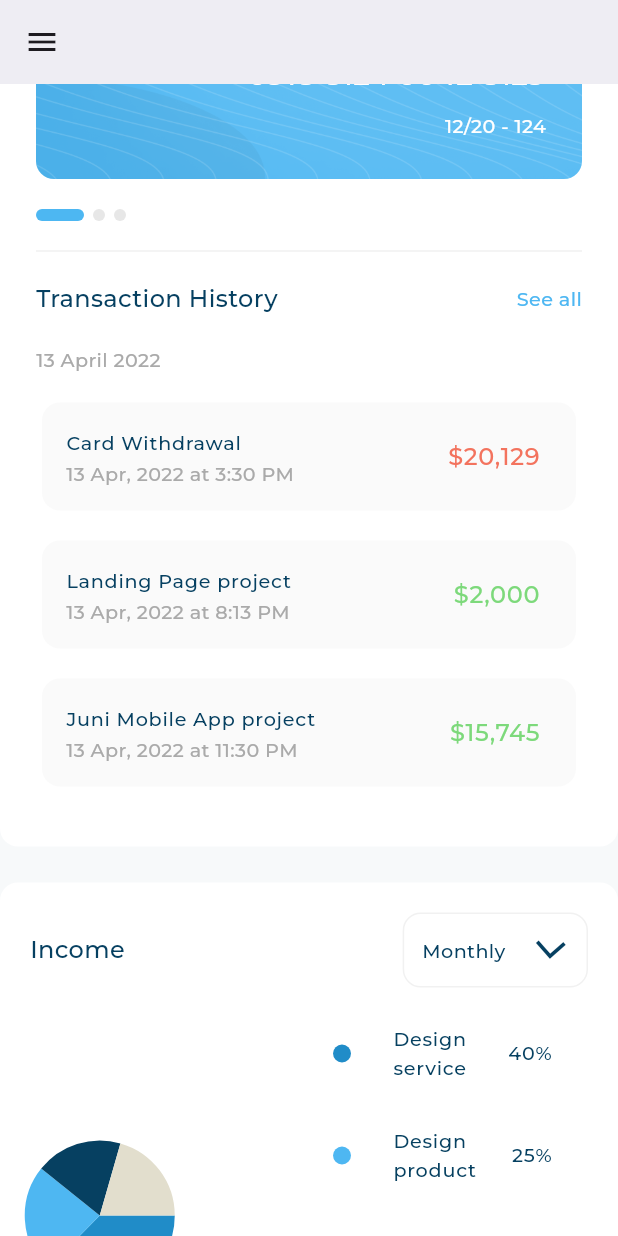
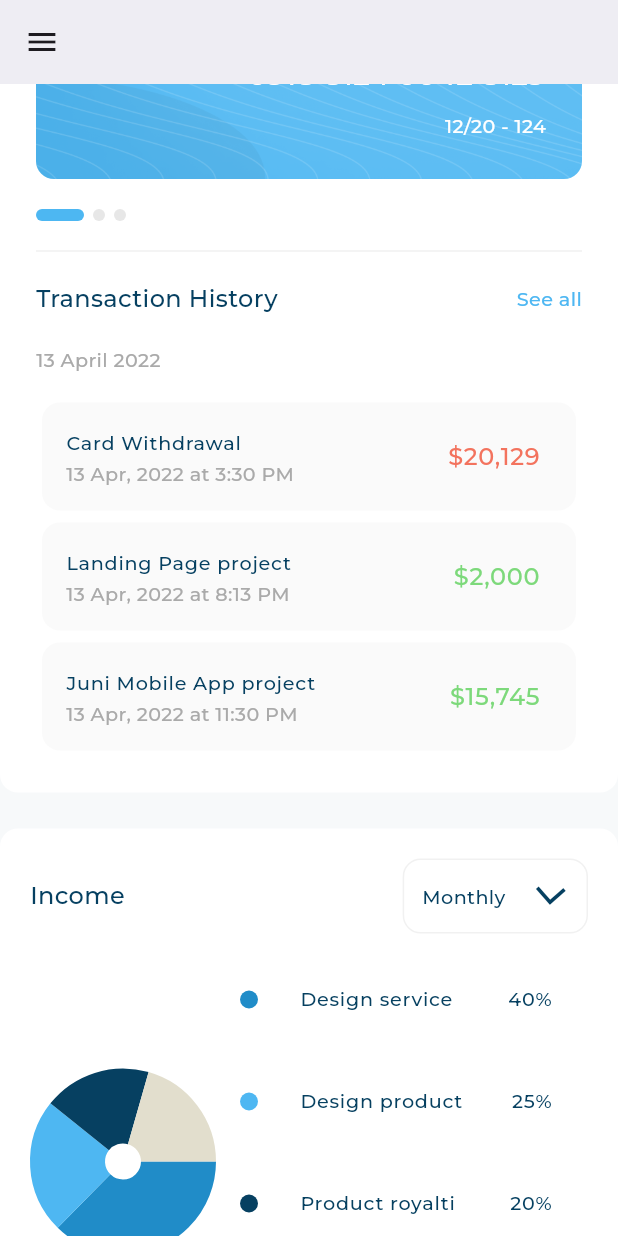
Before and after one commit to ahmedsaad123456/Responsive_Dashboard_App, a Flutter app: the screen it shows after launch, scrolled down 1152 dp, on a phone screen of 412 x 824 dp. Run offline on Flutter 3.47's test engine with Material 3 defaults, Android fonts, the phone set to English and light mode, and no system bars; drawn by our look-alikes of expandable_page_view, fl_chart; our stand-ins replace flutter_svg; project files that could hold a hidden picture were left out.

Commit message:
complete income section widget

```diff
--- a/lib/utils/app_styles.dart
+++ b/lib/utils/app_styles.dart
@@ -112,7 +112,7 @@
   // var devicePixelRatio = dispatcher.views.first.devicePixelRatio;
   // double width = physicalWidth / devicePixelRatio;
 
-  double width = MediaQuery.sizeOf(context).width;
+  double width = SizeConfig.width;
   if (width < SizeConfig.tablet) {
     return width / 550;
   } else if (width < SizeConfig.desktop) {
--- a/lib/utils/size_config.dart
+++ b/lib/utils/size_config.dart
@@ -6,6 +6,8 @@
 
   static late double width, height;
 
+
+  // not for desktop layout
   static init(BuildContext context) {
     height = MediaQuery.sizeOf(context).height;
     width = MediaQuery.sizeOf(context).width;
--- a/lib/views/dashboard_view.dart
+++ b/lib/views/dashboard_view.dart
@@ -1,4 +1,5 @@
 import 'package:flutter/material.dart';
+import 'package:responsive_dashboard_app/utils/size_config.dart';
 import 'package:responsive_dashboard_app/widgets/adaptive_layout_widget.dart';
 import 'package:responsive_dashboard_app/widgets/drawer/custom_drawer.dart';
 import 'package:responsive_dashboard_app/widgets/layouts/dashboard_desktop_layout.dart';
@@ -17,9 +18,10 @@
 
   @override
   Widget build(BuildContext context) {
+    SizeConfig.init(context);
     return Scaffold(
       key: scaffoldKey,
-      appBar: MediaQuery.sizeOf(context).width < 800
+      appBar: SizeConfig.width < SizeConfig.tablet
           ? AppBar(
               elevation: 0,
               backgroundColor: const Color(0xFFFAFAFA),
@@ -31,7 +33,7 @@
             )
           : null,
       drawer:
-          MediaQuery.sizeOf(context).width < 800 ? const CustomDrawer() : null,
+          SizeConfig.width < SizeConfig.tablet ? const CustomDrawer() : null,
       backgroundColor: const Color(0xFFF7F9FA),
       body: AdaptiveLayout(
           mobileLayout: (context) => const DashboardMobileLayout(),
--- a/lib/widgets/adaptive_layout_widget.dart
+++ b/lib/widgets/adaptive_layout_widget.dart
@@ -1,4 +1,5 @@
 import 'package:flutter/material.dart';
+import 'package:responsive_dashboard_app/utils/size_config.dart';
 
 class AdaptiveLayout extends StatelessWidget {
   const AdaptiveLayout({super.key, required this.mobileLayout, required this.tabletLayout, required this.desktopLayout});
@@ -10,9 +11,9 @@
   @override
   Widget build(BuildContext context) {
     return LayoutBuilder(builder: (context, constrains) {
-      if (constrains.maxWidth < 800) {
+      if (constrains.maxWidth < SizeConfig.tablet) {
         return mobileLayout(context);
-      } else if (constrains.maxWidth < 1200) {
+      } else if (constrains.maxWidth < SizeConfig.desktop) {
         return tabletLayout(context);
       } else {
         return desktopLayout(context);
--- a/lib/widgets/drawer/custom_drawer.dart
+++ b/lib/widgets/drawer/custom_drawer.dart
@@ -2,6 +2,7 @@
 import 'package:responsive_dashboard_app/models/drawer_item_model.dart';
 import 'package:responsive_dashboard_app/models/user_info_model.dart';
 import 'package:responsive_dashboard_app/utils/app_images.dart';
+import 'package:responsive_dashboard_app/utils/size_config.dart';
 import 'package:responsive_dashboard_app/widgets/drawer/active_and_inactive_item.dart';
 import 'package:responsive_dashboard_app/widgets/drawer/drawer_items_list_view.dart';
 import 'package:responsive_dashboard_app/widgets/shared/user_info_list_tile.dart';
--- a/lib/widgets/income/income.dart
+++ b/lib/widgets/income/income.dart
@@ -1,11 +1,13 @@
 import 'package:flutter/material.dart';
+import 'package:responsive_dashboard_app/widgets/income/income_section_body.dart';
 import 'package:responsive_dashboard_app/widgets/shared/all_expenses_and_incomeheader.dart';
 import 'package:responsive_dashboard_app/widgets/shared/custom_background_container.dart';
-import 'package:responsive_dashboard_app/widgets/income/income_chart.dart';
-import 'package:responsive_dashboard_app/widgets/income/income_details.dart';
+
+
 
 class Income extends StatelessWidget {
   const Income({super.key});
+
 
   @override
   Widget build(BuildContext context) {
@@ -15,14 +17,7 @@
         children: [
           AllExpensesAndIncomeheader(title: 'Income'),
           SizedBox(height: 16,),
-          Row(
-            crossAxisAlignment: CrossAxisAlignment.center,
-            children: [
-              Expanded(child: IncomeChart()),
-              Spacer(),
-              Expanded(flex: 2, child: IncomeDetails()),
-            ],
-          ),
+          IncomeSectionBody(),
         ],
       ),
     );
--- a/lib/widgets/income/income_details.dart
+++ b/lib/widgets/income/income_details.dart
@@ -18,16 +18,17 @@
 
   @override
   Widget build(BuildContext context) {
+    return Column(
+        children: items.asMap().entries.map(
+      (e) {
+        int index = e.key;
+        var value = e.value;
 
-    return ListView.builder(
-      itemCount: items.length,
-      shrinkWrap: true,
-      itemBuilder: (context, index) {
         return Padding(
           padding: EdgeInsets.only(bottom: index != 4 ? 12 : 0),
-          child: IncomeDetailsItem(incomeDetailsItemModel: items[index]),
+          child: IncomeDetailsItem(incomeDetailsItemModel: value),
         );
       },
-    );
+    ).toList());
   }
 }
--- /dev/null
+++ b/lib/widgets/income/income_section_body.dart
@@ -0,0 +1,28 @@
+import 'package:flutter/material.dart';
+import 'package:responsive_dashboard_app/utils/size_config.dart';
+import 'package:responsive_dashboard_app/widgets/income/detailed_income_chart.dart';
+import 'package:responsive_dashboard_app/widgets/income/income_chart.dart';
+import 'package:responsive_dashboard_app/widgets/income/income_details.dart';
+
+class IncomeSectionBody extends StatelessWidget {
+  const IncomeSectionBody({
+    super.key,
+  });
+
+  @override
+  Widget build(BuildContext context) {
+    double width = MediaQuery.sizeOf(context).width;
+    return width >= SizeConfig.desktop && width < 1750
+        ? const Expanded(child: Padding(
+          padding: EdgeInsets.all(16.0),
+          child: DetailedIncomeChart(),
+        ))
+        : const Row(
+            crossAxisAlignment: CrossAxisAlignment.center,
+            children: [
+              Expanded(child: IncomeChart()),
+              Expanded(flex: 2, child: IncomeDetails()),
+            ],
+          );
+  }
+}
--- a/lib/widgets/transaction_history/transaction_history_list_view.dart
+++ b/lib/widgets/transaction_history/transaction_history_list_view.dart
@@ -28,16 +28,11 @@
 
   @override
   Widget build(BuildContext context) {
-    return ListView.builder(
-      itemCount: items.length,
-      shrinkWrap: true,
-      itemBuilder: (context, index) {
-        return Padding(
-          padding: EdgeInsets.only(bottom: index != 3 ? 12 : 0),
-          child:
-              TransactionHisotryItem(transactionHistoryItemModel: items[index]),
-        );
-      },
-    );
+    return Column(
+        children: items
+            .map(
+              (e) => TransactionHisotryItem(transactionHistoryItemModel: e),
+            )
+            .toList());
   }
 }
```
Also changed, not shown: lib/widgets/income/detailed_income_chart.dart (added, +65 -0 lines), lib/widgets/layouts/dashboard_desktop_layout.dart (+24 -2 lines).
